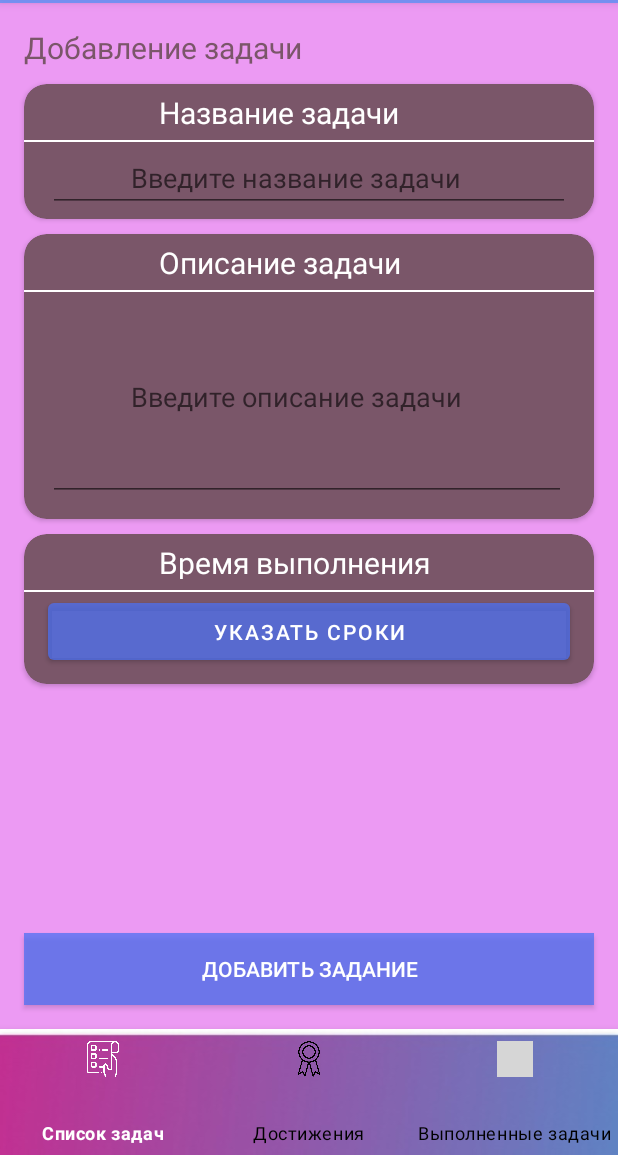
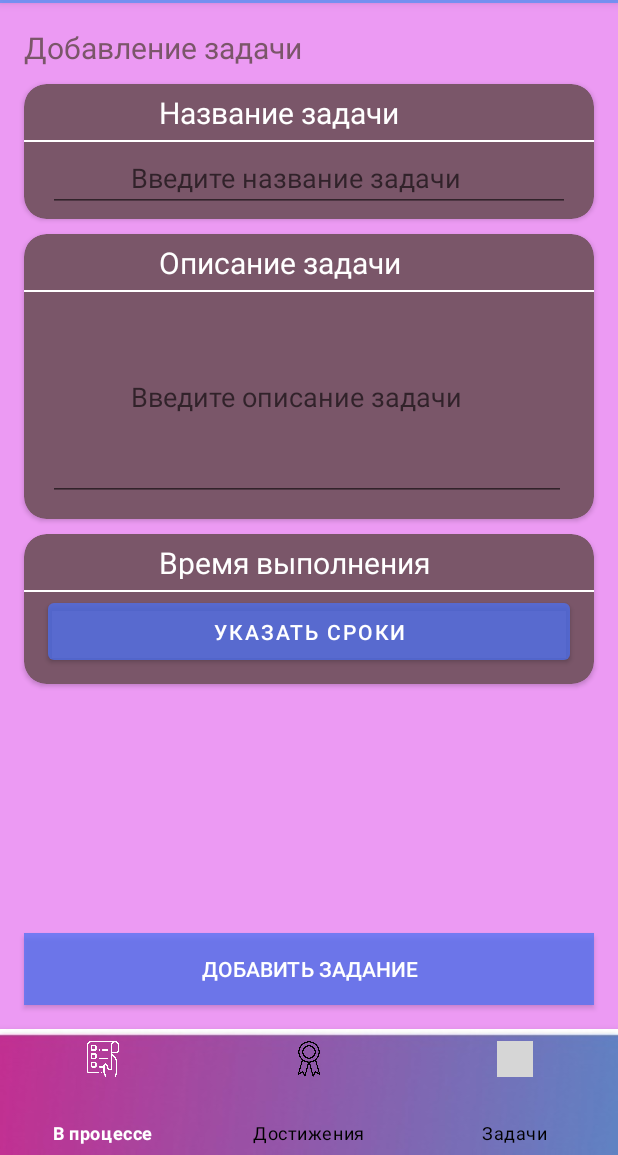
Before and after one commit to GrKnght/SummerPractice-Team7, an Android app: the screen it shows after launch (MainActivity), after a tap on an icon or button, on a phone screen of 412 x 824 dp, the part 81-1236 px from its top. Run offline under Robolectric (Android 15) with nearby library versions, the phone set to English and light mode, and no system bars; our stand-ins replace Room's generated code, navigation-ui; grey boxes are pictures that could not be loaded.

Commit message:
New names in bottom_menu

```diff
--- a/app/src/main/res/values/strings.xml
+++ b/app/src/main/res/values/strings.xml
@@ -1,7 +1,7 @@
 <resources>
     <string name="app_name">MyMEMory</string>
 
-    <string name="bottom_nav_all_task">Список задач</string>
+    <string name="bottom_nav_all_task">В процессе</string>
     <string name="bottom_nav_achievements">Достижения</string>
-    <string name="bottom_nav_completed_tasks">Выполненные задачи</string>
+    <string name="bottom_nav_completed_tasks">Задачи</string>
 </resources>
```
